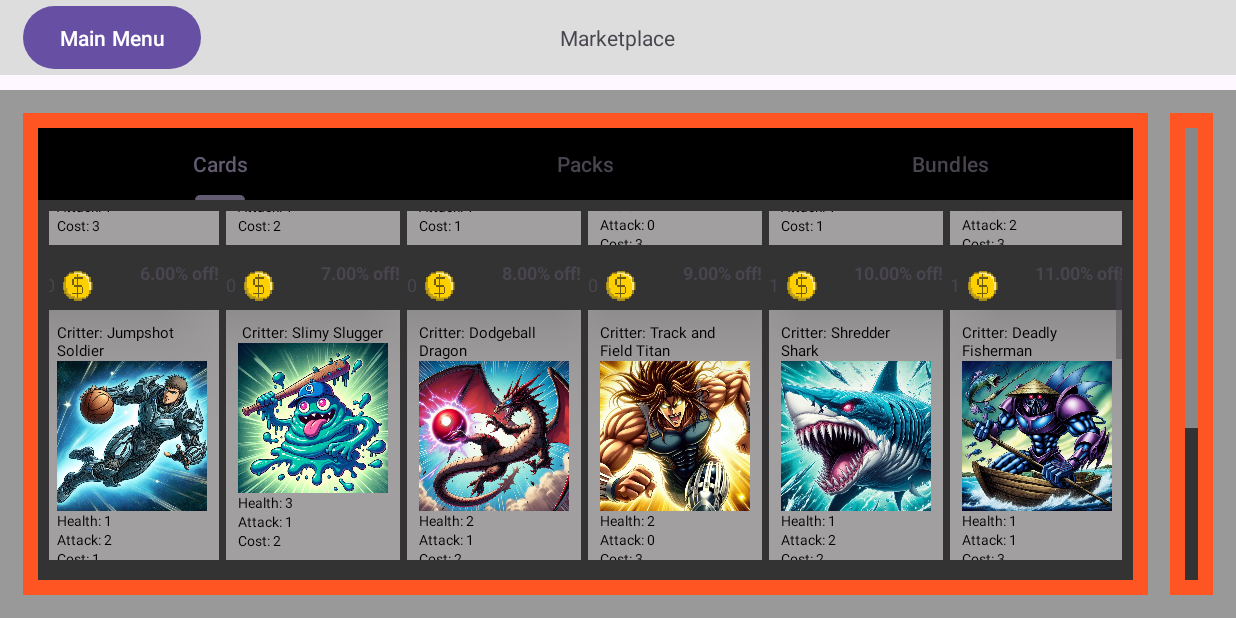
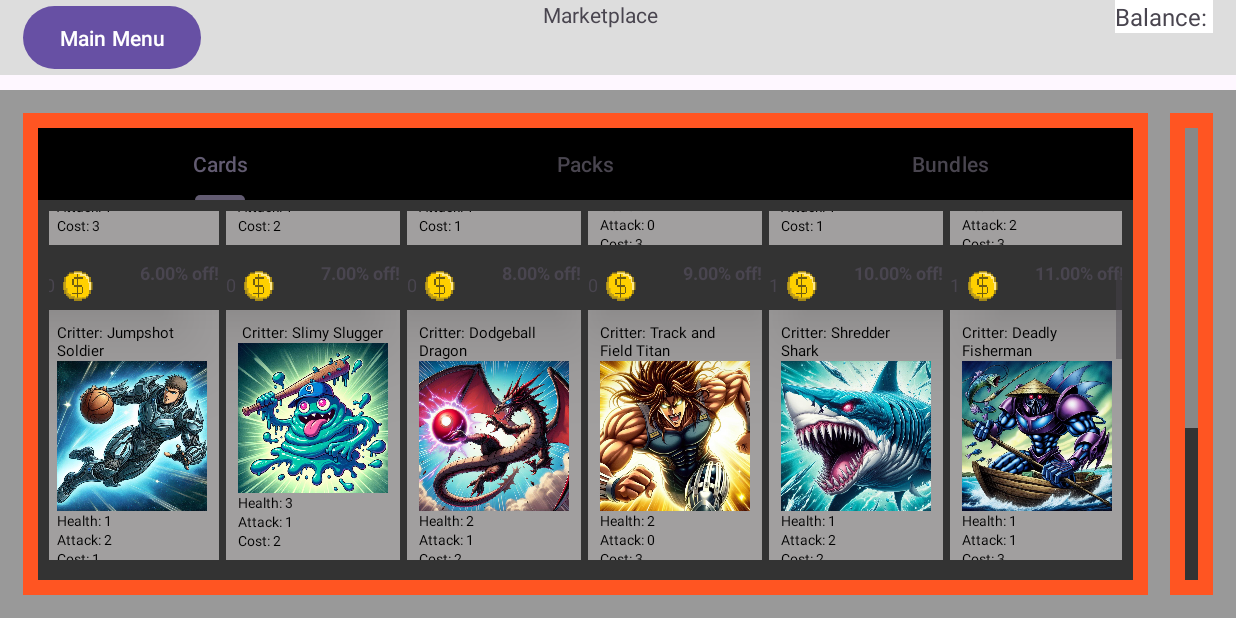
Before and after one commit to InternetEnemies/CombatCritters, an Android app: the MarketplaceActivity screen opened directly, with no data from a screen before it, scrolled down 177 dp, on a phone screen of 824 x 412 dp (held sideways). Run offline under Robolectric (Android 15) with nearby library versions, the phone set to English and light mode, and no system bars; Roboto replaces fonts that are not available here.

Commit message:
Make buybutton callback

```diff
--- a/app/src/main/java/com/internetEnemies/combatCritters/data/CurrencyInventoryStub.java
+++ b/app/src/main/java/com/internetEnemies/combatCritters/data/CurrencyInventoryStub.java
@@ -8,7 +8,7 @@ public class CurrencyInventoryStub implements ICurrencyInventory{
 
     public CurrencyInventoryStub(){
         currencyDB = new TreeMap<>();
-        currencyDB.put(0, 0);
+        currencyDB.put(0, 30);
         currencyDB.put(1, 20);
     }
 
--- /dev/null
+++ b/app/src/main/java/com/internetEnemies/combatCritters/presentation/IBuyButtonClickListener.java
@@ -0,0 +1,5 @@
+package com.internetEnemies.combatCritters.presentation;
+
+public interface IBuyButtonClickListener {
+    public void onBuyButtonClicked();
+}
--- a/app/src/main/java/com/internetEnemies/combatCritters/presentation/MarketBuyFragment.java
+++ b/app/src/main/java/com/internetEnemies/combatCritters/presentation/MarketBuyFragment.java
@@ -1,42 +1,40 @@
 package com.internetEnemies.combatCritters.presentation;
 
-import android.content.ClipData;
 import android.os.Bundle;
-import android.util.Log;
 import android.view.LayoutInflater;
 import android.view.View;
 import android.view.ViewGroup;
-import android.widget.FrameLayout;
-import android.widget.LinearLayout;
+import android.widget.Button;
 import android.widget.TextView;
 
 import androidx.annotation.NonNull;
 import androidx.annotation.Nullable;
 import androidx.fragment.app.Fragment;
-import androidx.fragment.app.FragmentManager;
-import androidx.fragment.app.FragmentTransaction;
 import androidx.lifecycle.ViewModelProvider;
 
 import com.internetEnemies.combatCritters.Logic.ItemStackExtractor;
-import com.internetEnemies.combatCritters.Logic.MarketHandler;
+import com.internetEnemies.combatCritters.Logic.TransactionHandler;
 import com.internetEnemies.combatCritters.R;
+import com.internetEnemies.combatCritters.data.CardInventoryStub;
+import com.internetEnemies.combatCritters.data.CurrencyInventoryStub;
+import com.internetEnemies.combatCritters.data.ICardInventory;
+import com.internetEnemies.combatCritters.data.ICurrencyInventory;
+import com.internetEnemies.combatCritters.data.IPackInventory;
+import com.internetEnemies.combatCritters.data.PackInventoryStub;
 import com.internetEnemies.combatCritters.databinding.FragmentMarketBuyBinding;
 import com.internetEnemies.combatCritters.objects.Card;
 import com.internetEnemies.combatCritters.objects.Currency;
 import com.internetEnemies.combatCritters.objects.IItem;
-import com.internetEnemies.combatCritters.objects.ItemStack;
 import com.internetEnemies.combatCritters.objects.MarketTransaction;
 import com.internetEnemies.combatCritters.objects.Pack;
 import com.internetEnemies.combatCritters.presentation.renderable.CurrencyRenderer;
 
 import java.util.ArrayList;
-import java.util.List;
 
 public class MarketBuyFragment extends Fragment {
     private FragmentMarketBuyBinding binding;
     private MarketplaceViewModel selectedOffersViewModel;
-    private TextView transactionDetails;
-//    private LinearLayout currencyContainer;
+    private IBuyButtonClickListener buttonClickListener;
     private Fragment selectedFrag;
     private CardFragment cardFragment;
     private PackFragment packFragment;
@@ -65,19 +63,46 @@ public class MarketBuyFragment extends Fragment {
     public void onViewCreated(@NonNull View view, @Nullable Bundle savedInstanceState) {
         super.onViewCreated(view, savedInstanceState);
 
-//        transactionDetails = view.findViewById(R.id.costText);
-//        currencyContainer = view.findViewById(R.id.currency_container);
         selectedFrag = null;
 
         ViewModelProvider viewModelProvider = new ViewModelProvider(requireActivity());
         selectedOffersViewModel = viewModelProvider.get(MarketplaceViewModel.class);
         selectedOffersViewModel.getSelectedPosition().observe(this.getViewLifecycleOwner(), __ -> refresh());
+
+        setupBuyButton();
+    }
+
+    public void setBuyButtonClickListener(IBuyButtonClickListener listener) {
+        this.buttonClickListener = listener;
     }
 
     private void refresh() {
-//        displayTransactionDetails(selectedOffersViewModel.getTransaction());
         displayCost(selectedOffersViewModel.getTransaction());
         setFrag(selectedOffersViewModel.getTransaction());
+    }
+
+    private void setupBuyButton() {
+        Button buyButton = getView().findViewById(R.id.buyButton);
+        buyButton.setOnClickListener(new View.OnClickListener() {
+            @Override
+            public void onClick(View v) {
+                if(selectedOffersViewModel.getTransaction() != null) {
+                    ICardInventory cardInventory = new CardInventoryStub();
+                    IPackInventory packInventory = new PackInventoryStub();
+                    ICurrencyInventory currencyInventory = new CurrencyInventoryStub();
+
+                    TransactionHandler tHandler = new TransactionHandler(cardInventory, packInventory, currencyInventory);
+                    tHandler.performTransaction(selectedOffersViewModel.getTransaction());
+                    buySelectedItem();
+                }
+            }
+        });
+    }
+
+    private void buySelectedItem() {
+        if (buttonClickListener != null) {
+            buttonClickListener.onBuyButtonClicked();
+        }
     }
 
     private void displayCost(MarketTransaction transaction) {
@@ -94,26 +119,6 @@ public class MarketBuyFragment extends Fragment {
         currencyContainer.removeAllViews();
         currencyContainer.addView(currencyView);
     }
-    private void displayTransactionDetails(MarketTransaction transaction) {
-        if (transaction == null) {
-            transactionDetails.setText("");
-            return;
-        }
-
-        int cost = transaction.getPrice().getAmount();
-
-        if (transaction.getReceived().size() > 1) { //It's a bundle!
-            String detailsText = getString(R.string.transaction_details, "Bundle", cost);
-            transactionDetails.setText(detailsText);
-        } else { //It's a Card or Pack
-            IItem item = transaction.getReceivedFirstItem().getItem();
-            ItemNameFetcher fetcher = new ItemNameFetcher();
-            item.accept(fetcher);
-            String detailsText = getString(R.string.transaction_details, fetcher.getItemName(), cost);
-            transactionDetails.setText(detailsText);
-        }
-    }
-
 
     private void setFrag(MarketTransaction transaction) {
         if (transaction == null) {
@@ -154,6 +159,10 @@ public class MarketBuyFragment extends Fragment {
         }
     }
 }
+
+
+
+
 
 //    private void setFrag(MarketTransaction transaction) {
 //
--- a/app/src/main/java/com/internetEnemies/combatCritters/presentation/MarketplaceActivity.java
+++ b/app/src/main/java/com/internetEnemies/combatCritters/presentation/MarketplaceActivity.java
@@ -2,15 +2,30 @@ package com.internetEnemies.combatCritters.presentation;
 
 import android.content.Intent;
 import android.os.Bundle;
+import android.util.Log;
 import android.view.View;
+import android.widget.LinearLayout;
 
 import androidx.appcompat.app.AppCompatActivity;
 
+import com.internetEnemies.combatCritters.Logic.Bank;
+import com.internetEnemies.combatCritters.Logic.TransactionHandler;
 import com.internetEnemies.combatCritters.R;
+import com.internetEnemies.combatCritters.data.CardInventoryStub;
+import com.internetEnemies.combatCritters.data.CurrencyInventoryStub;
+import com.internetEnemies.combatCritters.data.ICardInventory;
+import com.internetEnemies.combatCritters.data.ICurrencyInventory;
+import com.internetEnemies.combatCritters.data.IPackInventory;
+import com.internetEnemies.combatCritters.data.PackInventoryStub;
 import com.internetEnemies.combatCritters.databinding.ActivityMarketplaceBinding;
+import com.internetEnemies.combatCritters.objects.Currency;
+import com.internetEnemies.combatCritters.presentation.renderable.CurrencyRenderer;
 
-public class MarketplaceActivity extends AppCompatActivity {
+public class MarketplaceActivity extends AppCompatActivity implements IBuyButtonClickListener {
     private ActivityMarketplaceBinding binding;
+    private Bank bank;
+    private int i = 10;     //TODO temp
+
 
     @Override
     protected void onCreate(Bundle savedInstanceState) {
@@ -18,10 +33,16 @@ public class MarketplaceActivity extends AppCompatActivity {
         binding = ActivityMarketplaceBinding.inflate(getLayoutInflater());
         setContentView(binding.getRoot());
 
+        //TODO channge this
+        ICurrencyInventory currencyInventory = new CurrencyInventoryStub();
+        bank = new Bank(currencyInventory);
+
+
         MarketplaceFragment marketplaceFragment = new MarketplaceFragment();
         getSupportFragmentManager().beginTransaction().replace(R.id.market_fragment_container, marketplaceFragment).commit();
 
         MarketBuyFragment marketBuyFragment = new MarketBuyFragment();
+        marketBuyFragment.setBuyButtonClickListener(this);
         getSupportFragmentManager().beginTransaction().replace(R.id.buy_fragment_container, marketBuyFragment).commit();
 
         onCreateSetup();
@@ -33,4 +54,19 @@ public class MarketplaceActivity extends AppCompatActivity {
             startActivity(intent);
         });
     }
+
+    @Override
+    public void onBuyButtonClicked() {
+        Log.d("here1", "here");
+        LinearLayout balanceContainer = findViewById(R.id.balanceContainer);
+
+        i=i-1;
+        CurrencyRenderer currencyRenderer = new CurrencyRenderer(new Currency(i)/*bank.getCurrentBalance(0)*/, this);
+        currencyRenderer.setWidth(50);
+        currencyRenderer.setHeight(50);
+        View currencyView = currencyRenderer.getView(null, balanceContainer);
+
+        balanceContainer.removeAllViews();
+        balanceContainer.addView(currencyView);
+    }
 }
--- a/app/src/main/java/com/internetEnemies/combatCritters/presentation/MarketplaceFragment.java
+++ b/app/src/main/java/com/internetEnemies/combatCritters/presentation/MarketplaceFragment.java
@@ -48,7 +48,6 @@ public class MarketplaceFragment extends Fragment {
             gridFrag = new ItemGridFragment<>(new ArrayList<>(),
                     this.selectedOffersViewModel::setSelectedTransaction,
                     idx -> idx == selectedOffersViewModel.getSelectedPositionAsInt()
-//                    idx -> idx == selectedOffersViewModel.getSelectedIdx()
             );
             getChildFragmentManager().beginTransaction().replace(R.id.marketFragmentGridContainer, gridFrag).commit();
         }
--- a/app/src/main/res/layout/activity_marketplace.xml
+++ b/app/src/main/res/layout/activity_marketplace.xml
@@ -20,11 +20,43 @@
             android:text="@string/main_menu" />
 
         <TextView
-            android:layout_width="wrap_content"
-            android:layout_height="wrap_content"
+            android:layout_width="100dp"
+            android:layout_height="100dp"
             android:layout_centerInParent="true"
             android:text="@string/marketplace">
         </TextView>
+
+        <androidx.constraintlayout.widget.ConstraintLayout
+            xmlns:android="http://schemas.android.com/apk/res/android"
+            xmlns:app="http://schemas.android.com/apk/res-auto"
+            android:layout_width="wrap_content"
+            android:layout_height="wrap_content"
+            android:layout_alignParentEnd="true"
+            android:layout_marginEnd="15dp"
+            android:background="@color/white">
+
+            <TextView
+                android:id="@+id/textViewBalance"
+                android:layout_width="wrap_content"
+                android:layout_height="wrap_content"
+                android:text="Balance: "
+                android:textSize="16dp"
+                app:layout_constraintStart_toStartOf="parent"
+                app:layout_constraintEnd_toStartOf="@+id/balanceContainer" />
+
+            <LinearLayout
+                android:id="@+id/balanceContainer"
+                android:layout_width="wrap_content"
+                android:layout_height="wrap_content"
+                android:orientation="horizontal"
+                app:layout_constraintStart_toEndOf="@+id/textViewBalance"
+                app:layout_constraintEnd_toEndOf="parent">
+                <!-- Add your views inside this LinearLayout -->
+            </LinearLayout>
+
+        </androidx.constraintlayout.widget.ConstraintLayout>
+
+
     </RelativeLayout>
 
     <!-- Container for both the market fragment and buy fragment-->
```
Also changed, not shown: app/src/main/java/com/internetEnemies/combatCritters/presentation/CurrencyViewModel.java (+10 -4 lines).
